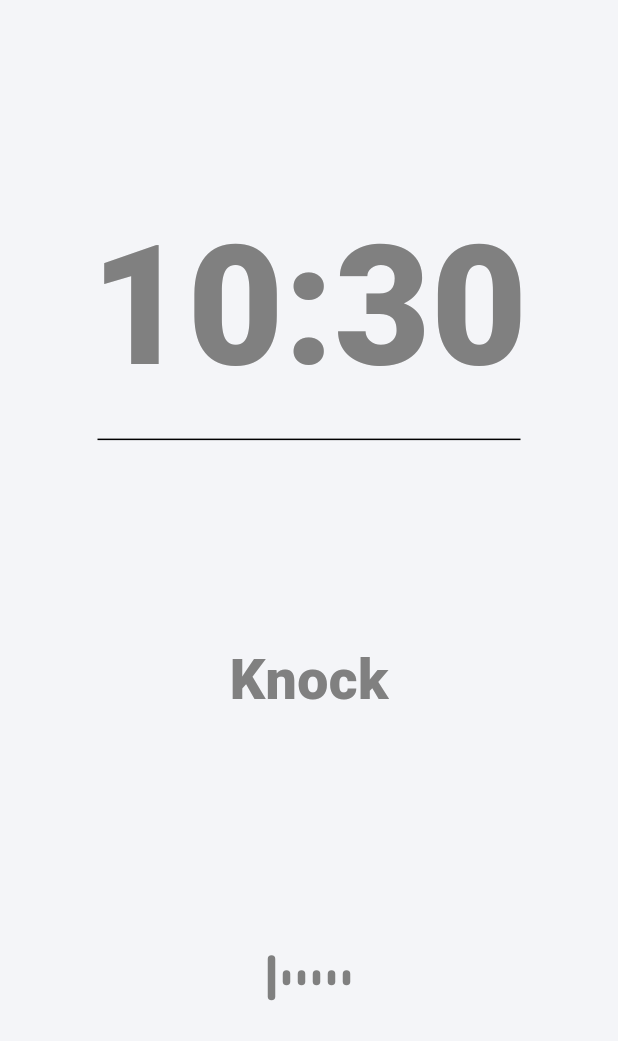
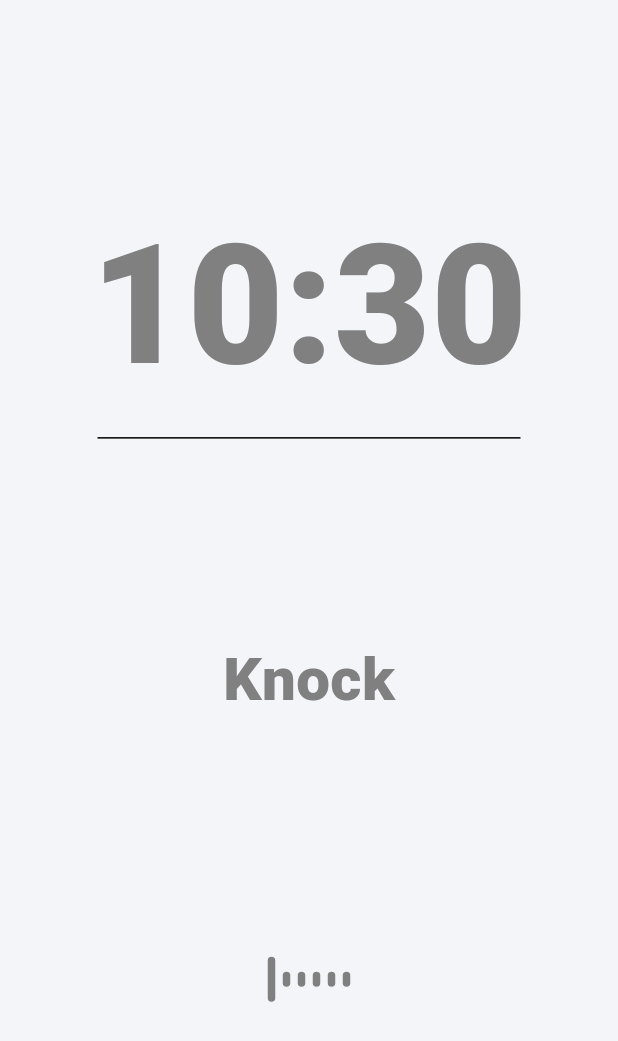
Before and after one commit to kanade012/NRC_Hackathon, a Flutter app: the screen it shows after launch, after a tap on the "notifications none" icon, on a phone screen of 412 x 824 dp. Shown: the top 1041 px of the screen. Run offline on Flutter 3.47's test engine with Material 3 defaults, Android fonts, the phone set to English and light mode, and no system bars; our stand-ins replace shared_preferences.

Commit message:
[fix] dispose후에 sesState가 작동하는 오류 수정

```diff
--- a/lib/Page/Alarm_Screen.dart
+++ b/lib/Page/Alarm_Screen.dart
@@ -43,6 +43,7 @@ class _AlarmState extends State<Alarm> {
   void _getTime() {
     final DateTime now = DateTime.now();
     final String formattedTime = _formatTime(now);
+    if (mounted)
     setState(() {
       _timeString = formattedTime;
     });
@@ -85,7 +86,7 @@ class _AlarmState extends State<Alarm> {
               Text(
                 "Knock",
                 style: TextStyle(
-                    fontSize: ratio.height * settingsProvider.textSize,
+                    fontSize: settingsProvider.textSize,
                     color: DelightColors.grey1,
                     fontWeight: FontWeight.w900),
               ),
```
